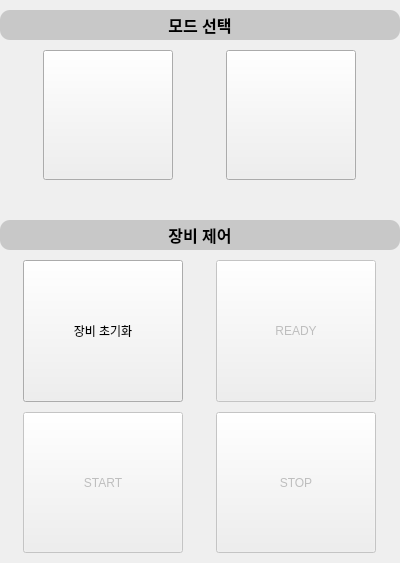
Before: the Qt Designer form Project/src/imaging/ImagingSW/controlpanel.ui in AndaCondaa/Dental_Imaging_SW_System, drawn with Qt 5.
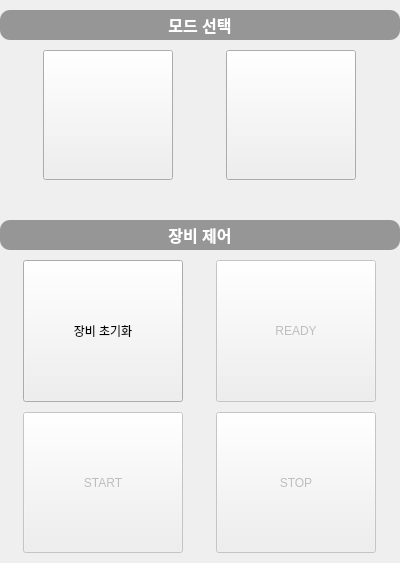
After: the same form once the commit is applied. Icons and pictures are not drawn.

```diff
--- a/Project/src/imaging/ImagingSW/controlpanel.ui
+++ b/Project/src/imaging/ImagingSW/controlpanel.ui
@@ -73,8 +73,9 @@
         </font>
        </property>
        <property name="styleSheet">
-        <string notr="true">background-color: rgb(200, 200, 200);
+        <string notr="true">background-color: rgb(150, 150, 150);
 border-radius: 10px;
+color:#ffffff;
 </string>
        </property>
        <property name="frameShape">
@@ -239,8 +240,10 @@
         </font>
        </property>
        <property name="styleSheet">
-        <string notr="true">background-color: rgb(200, 200, 200);
-border-radius: 10px;</string>
+        <string notr="true">background-color: rgb(150, 150, 150);
+border-radius: 10px;
+color:#ffffff;
+</string>
        </property>
        <property name="text">
         <string>장비 제어</string>
```
Left out of the diff: 3 changed lines with no effect on the pictures.
